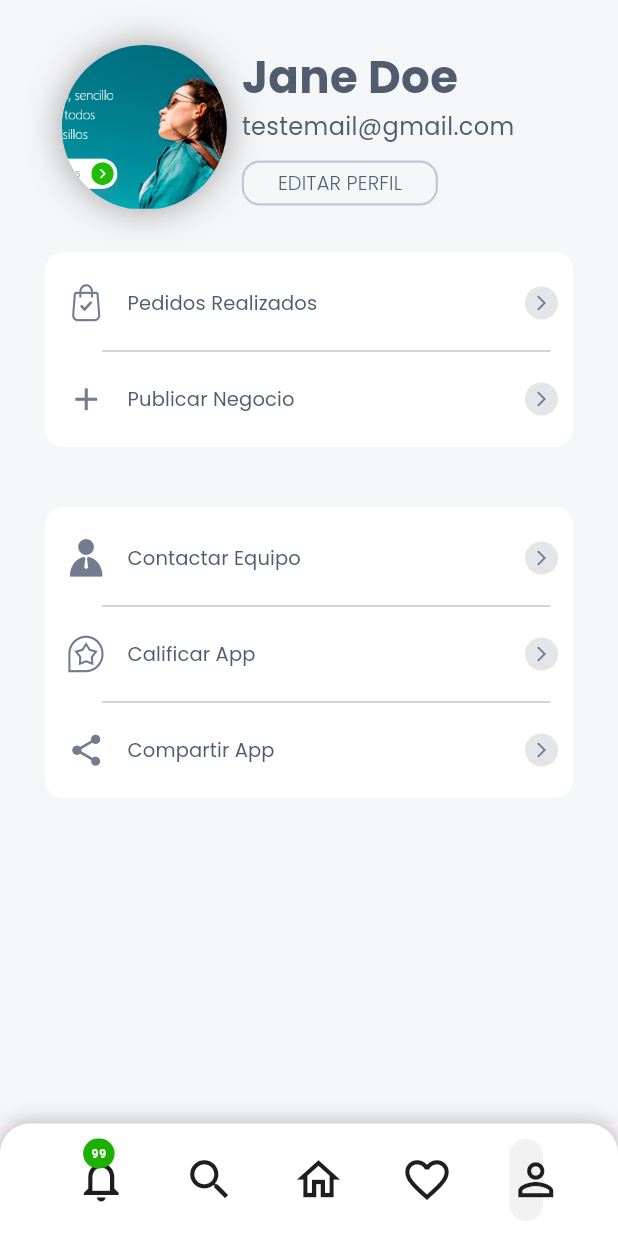
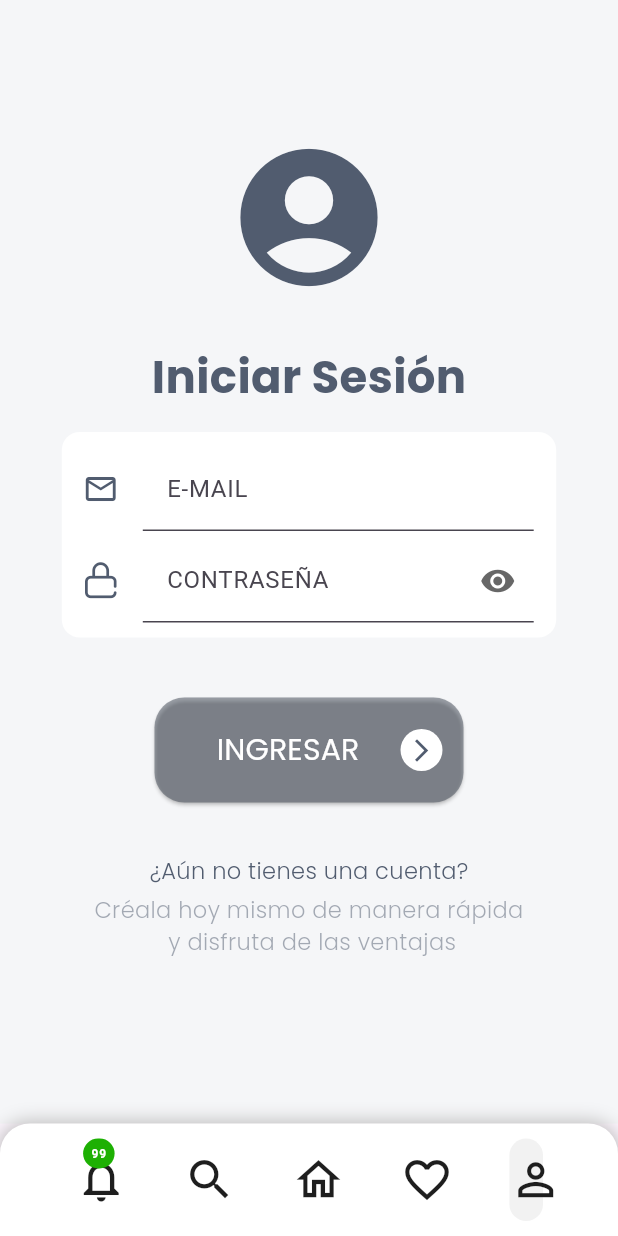
Before and after one commit to Aimas-Studio/Bisne-Flutter-app, a Flutter app: the screen it shows after launch, item 5 of the bottom bar chosen, on a phone screen of 412 x 824 dp. Run offline on Flutter 3.47's test engine with Material 3 defaults, Android fonts, the phone set to English and light mode, and no system bars; drawn by our look-alikes of reactive_forms; our stand-ins replace flutter_svg, flutter_swiper_null_safety, get, image_picker, shared_preferences; project files that could hold a hidden picture were left out.

Commit message:
feat auth pages and convert text widget methods in widgets class

```diff
--- a/lib/src/Pages/User/Widgets/input_text_widget.dart
+++ b/lib/src/Pages/User/Widgets/input_text_widget.dart
@@ -1,4 +1,6 @@
+import 'package:flutter/gestures.dart';
 import 'package:flutter/material.dart';
+import 'package:reactive_forms/reactive_forms.dart';
 
 import '../../../core/Utils/custom_icons.dart';
 import '../../../core/Utils/decorations.dart';
@@ -85,3 +87,77 @@ const TextStyle _inputStyle = TextStyle(
   fontFamily: 'Neusa',
   color: fontAppColor,
 );
+
+class WhiteLabelInputText extends StatefulWidget {
+  final String formName;
+  final String? labelText;
+  final String? hintText;
+  final String? helperText;
+  final bool enabled;
+  final bool passwordFieldShowOrHide;
+  final IconData? prefixIcon;
+  final Function(FormControl formControl)? onChange;
+  final Color fillColor;
+  final Color cursorColor;
+
+  const WhiteLabelInputText({
+    super.key,
+    required this.formName,
+    this.hintText,
+    this.labelText,
+    this.passwordFieldShowOrHide = false,
+    this.onChange,
+    this.prefixIcon,
+    this.enabled = true,
+    this.fillColor = Colors.white,
+    this.cursorColor = bisneColorPrimary,
+    this.helperText,
+  });
+
+  @override
+  State<WhiteLabelInputText> createState() => _WhiteLabelInputTextState();
+}
+
+class _WhiteLabelInputTextState extends State<WhiteLabelInputText> {
+  late bool obscureText;
+
+  @override
+  void initState() {
+    obscureText = widget.passwordFieldShowOrHide;
+    super.initState();
+  }
+
+  @override
+  Widget build(context) {
+    return ReactiveTextField(
+      onChanged: widget.onChange,
+      formControlName: widget.formName,
+      cursorColor: widget.cursorColor,
+      decoration: InputDecoration(
+        enabled: widget.enabled,
+        icon: Icon(widget.prefixIcon, color: fontAppColor),
+        labelText: widget.labelText,
+        helperText: widget.helperText,
+        hintText: widget.hintText,
+        filled: true,
+        fillColor: widget.fillColor,
+        suffixIcon: widget.passwordFieldShowOrHide
+            ? GestureDetector(
+                dragStartBehavior: DragStartBehavior.start,
+                onTap: () {
+                  setState(() {
+                    obscureText = !obscureText;
+                  });
+                },
+                child: Icon(
+                  obscureText ? Icons.visibility : Icons.visibility_off,
+                  color: const Color.fromRGBO(103, 103, 103, 1),
+                ),
+              )
+            : null,
+        border: const UnderlineInputBorder(),
+      ),
+      obscureText: obscureText,
+    );
+  }
+}
--- /dev/null
+++ b/lib/src/Pages/auth/controllers/forgot_password_controller.dart
@@ -0,0 +1,3 @@
+import 'package:get/get.dart';
+
+class ForgotPasswordController extends GetxController {}
--- /dev/null
+++ b/lib/src/Pages/auth/controllers/login_controller.dart
@@ -0,0 +1,13 @@
+import 'package:bisne/src/Pages/auth/services/auth_services.dart';
+import 'package:get/get.dart';
+
+class LoginController extends GetxController {
+  bool loading = false;
+  bool enableTextFields = true;
+
+  void submitLogin() async {
+    loading = true;
+    update(['loginPage']);
+    await login();
+  }
+}
--- /dev/null
+++ b/lib/src/Pages/auth/controllers/register_controller.dart
@@ -0,0 +1,3 @@
+import 'package:get/get.dart';
+
+class RegisterController extends GetxController {}
--- /dev/null
+++ b/lib/src/Pages/auth/login_page.dart
@@ -0,0 +1,108 @@
+import 'package:bisne/src/Pages/User/Widgets/input_text_widget.dart';
+import 'package:bisne/src/Pages/auth/widgets/custom_button_arrow_icon.dart';
+import 'package:bisne/src/core/utils/custom_icons.dart';
+import 'package:bisne/src/core/utils/decorations.dart';
+import 'package:bisne/src/core/utils/interfaces.dart';
+import 'package:bisne/src/core/utils/texts.dart';
+import 'package:flutter/material.dart';
+import 'package:get/get_state_manager/get_state_manager.dart';
+import 'package:reactive_forms/reactive_forms.dart';
+
+import 'controllers/login_controller.dart';
+
+class LoginPage extends StatelessWidget {
+  LoginPage({super.key});
+
+  final _form = FormGroup({
+    'email': FormControl<String>(
+        validators: [Validators.required, Validators.email]),
+    'password': FormControl<String>(
+        validators: [Validators.required, Validators.minLength(4)]),
+  });
+
+  @override
+  Widget build(context) {
+    return SafeArea(
+      child: Scaffold(
+        backgroundColor: backgroundAppColor,
+        body: SingleChildScrollView(
+          child: ReactiveForm(
+            formGroup: _form,
+            child: GetBuilder(
+                id: 'loginPage',
+                init: LoginController(),
+                builder: (controller) {
+                  return SizedBox(
+                    width: double.infinity,
+                    child: Column(
+                      children: [
+                        const SizedBox(height: 90),
+                        const Icon(Icons.account_circle,
+                            color: fontAppColor, size: 110),
+                        const SizedBox(height: 30),
+                        const BoldAppText(text: "Iniciar Sesión", size: 30),
+                        const SizedBox(height: 15),
+                        Container(
+                          decoration: whiteBoxDecoration,
+                          width: MediaQuery.of(context).size.width * 0.80,
+                          child: Padding(
+                            padding: const EdgeInsets.only(left: 14, right: 15),
+                            child: Column(
+                              children: [
+                                const SizedBox(height: 10),
+                                WhiteLabelInputText(
+                                  formName: 'email',
+                                  prefixIcon: Icons.email_outlined,
+                                  labelText: 'E-MAIL',
+                                  enabled: controller.enableTextFields,
+                                  cursorColor: bisneColorPrimary,
+                                ),
+                                const SizedBox(height: 5),
+                                WhiteLabelInputText(
+                                  formName: 'password',
+                                  prefixIcon: CustomIcons.password,
+                                  labelText: 'CONTRASEÑA',
+                                  passwordFieldShowOrHide: true,
+                                  enabled: controller.enableTextFields,
+                                  cursorColor: bisneColorPrimary,
+                                ),
+                                const SizedBox(height: 10),
+                              ],
+                            ),
+                          ),
+                        ),
+                        const SizedBox(height: 40),
+                        ReactiveFormConsumer(
+                            builder: (context, formGroup, child) {
+                          return CustomButtonArrowIcon(
+                            width: MediaQuery.of(context).size.width * 0.5,
+                            onPressed: () {
+                              controller.submitLogin();
+                              _form.unfocus();
+                            },
+                            enabled: formGroup.valid,
+                            color: formGroup.valid
+                                ? buttonColor
+                                : buttonColor.withOpacity(0.5),
+                            child: defaultButtonChild,
+                          );
+                        }),
+                        const SizedBox(height: 35),
+                        const LightAppText(text: "¿Aún no tienes una cuenta?"),
+                        const SizedBox(height: 5),
+                        LightAppText(
+                          text:
+                              "Créala hoy mismo de manera rápida \n y disfruta de las ventajas",
+                          color: fontAppColor.withOpacity(0.5),
+                          align: TextAlign.center,
+                        ),
+                      ],
+                    ),
+                  );
+                }),
+          ),
+        ),
+      ),
+    );
+  }
+}
--- /dev/null
+++ b/lib/src/Pages/auth/services/auth_services.dart
@@ -0,0 +1,3 @@
+Future<void> login() async {
+  Future.delayed(const Duration(seconds: 2), () {});
+}
--- /dev/null
+++ b/lib/src/Pages/auth/widgets/custom_button_arrow_icon.dart
@@ -0,0 +1,63 @@
+import 'package:bisne/src/core/utils/interfaces.dart';
+import 'package:flutter/material.dart';
+
+import '../../../core/utils/texts.dart';
+
+class CustomButtonArrowIcon extends StatelessWidget {
+  final bool enabled;
+  final Color color;
+  final VoidCallback? onPressed;
+  final double width;
+  final double height;
+  final Widget? child;
+
+  const CustomButtonArrowIcon({
+    super.key,
+    this.color = buttonColor,
+    this.onPressed,
+    this.width = double.infinity,
+    this.height = 70,
+    this.child,
+    this.enabled = false,
+  });
+
+  @override
+  Widget build(context) {
+    return SizedBox(
+      width: width,
+      height: height,
+      child: ElevatedButton(
+        onPressed: enabled ? onPressed : () {},
+        style: ButtonStyle(
+          padding: const MaterialStatePropertyAll(EdgeInsets.zero),
+          shape: MaterialStatePropertyAll(
+              RoundedRectangleBorder(borderRadius: BorderRadius.circular(20))),
+          backgroundColor: MaterialStatePropertyAll(color),
+        ),
+        child: child,
+      ),
+    );
+  }
+}
+
+final defaultButtonChild = Padding(
+  padding: const EdgeInsets.symmetric(horizontal: 14),
+  child: Row(
+    mainAxisAlignment: MainAxisAlignment.end,
+    children: [
+      const Expanded(
+        child: Align(
+          alignment: Alignment.center,
+          child:
+          RegularAppText(text: "INGRESAR", color: Colors.white, size: 20),
+        ),
+      ),
+      Container(
+        padding: const EdgeInsets.all(5),
+        decoration:
+        const BoxDecoration(shape: BoxShape.circle, color: Colors.white),
+        child: const Icon(Icons.arrow_forward_ios, color: fontAppColor),
+      ),
+    ],
+  ),
+);
--- a/lib/src/core/utils/interfaces.dart
+++ b/lib/src/core/utils/interfaces.dart
@@ -3,6 +3,7 @@ import 'package:flutter/cupertino.dart';
 //Colors
 const backgroundAppColor = Color.fromRGBO(245, 246, 248, 1);
 const borderColor = Color.fromRGBO(168, 173, 183, 1);
+const buttonColor = Color.fromRGBO(69, 77, 90, 1);
 const fontAppColor = Color.fromRGBO(81, 92, 111, 1);
 const iconAppColor = Color.fromRGBO(114, 124, 142, 1);
 const bisneColorPrimary = Color.fromRGBO(29, 176, 3, 1);
--- a/lib/src/core/utils/shared_persistent_data.dart
+++ b/lib/src/core/utils/shared_persistent_data.dart
@@ -12,6 +12,15 @@ class PersistentData {
 
   loadData() async {
     _appData = await SharedPreferences.getInstance();
+  }
+
+  //LoggedIn
+  bool get loggedIn {
+    return _appData.getBool('loggedIn') ?? false;
+  }
+
+  set loggedIn(bool value) {
+    _appData.setBool("loggedIn", value);
   }
 
   //Username
--- a/lib/src/core/utils/texts.dart
+++ b/lib/src/core/utils/texts.dart
@@ -15,6 +15,153 @@ Text boldAppText(String text, double size, {Color? color, int? maxLines}) {
     maxLines: maxLines,
     overflow: TextOverflow.ellipsis,
   );
+}
+
+class BoldAppText extends StatelessWidget {
+  final String text;
+  final double size;
+  final Color color;
+  final int? maxLines;
+
+  const BoldAppText(
+      {super.key,
+      required this.text,
+      this.size = 20,
+      this.color = fontAppColor,
+      this.maxLines});
+
+  @override
+  Widget build(context) {
+    return Text(
+      text,
+      style: TextStyle(
+        color: color,
+        fontSize: size,
+        fontFamily: 'Poppins',
+        fontWeight: FontWeight.bold,
+      ),
+      softWrap: true,
+      maxLines: maxLines,
+      overflow: TextOverflow.ellipsis,
+    );
+  }
+}
+
+class RegularAppText extends StatelessWidget {
+  final String text;
+  final double size;
+  final Color color;
+  final int? maxLines;
+
+  const RegularAppText(
+      {super.key,
+      required this.text,
+      this.size = 15,
+      this.color = fontAppColor,
+      this.maxLines});
+
+  @override
+  Widget build(context) {
+    return Text(
+      text,
+      style: TextStyle(
+        color: color ?? fontAppColor,
+        fontFamily: 'Poppins',
+        fontSize: size,
+        fontWeight: FontWeight.w400,
+      ),
+      softWrap: true,
+      maxLines: maxLines,
+      overflow: TextOverflow.ellipsis,
+    );
+  }
+}
+
+class ThinAppText extends StatelessWidget {
+  final String text;
+  final double size;
+  final Color color;
+  final int? maxLines;
+
+  const ThinAppText(
+      {super.key,
+      required this.text,
+      this.size = 15,
+      this.color = fontAppColor,
+      this.maxLines});
+
+  @override
+  Widget build(context) {
+    return Text(
+      text,
+      style: TextStyle(
+        color: color,
+        fontFamily: 'Poppins',
+        fontSize: size,
+        fontWeight: FontWeight.w200,
+      ),
+      softWrap: true,
+      maxLines: maxLines,
+      overflow: TextOverflow.ellipsis,
+    );
+  }
+}
+
+class LightAppText extends StatelessWidget {
+  final String text;
+  final double size;
+  final Color color;
+  final int? maxLines;
+  final TextAlign? align;
+
+  const LightAppText(
+      {super.key,
+      required this.text,
+      this.size = 15,
+      this.color = fontAppColor,
+      this.maxLines,
+      this.align});
+
+  @override
+  Widget build(context) {
+    return Text(
+      text,
+      textAlign: align,
+      style: TextStyle(
+        color: color,
+        fontFamily: 'Poppins',
+        fontSize: size,
+        fontWeight: FontWeight.w300,
+      ),
+      softWrap: true,
+      maxLines: maxLines,
+      overflow: TextOverflow.ellipsis,
+    );
+  }
+}
+
+class InputLightText extends StatelessWidget {
+  final String text;
+  final Color color;
+  final double size;
+  const InputLightText(
+      {super.key,
+      required this.text,
+      this.color = fontAppColor,
+      this.size = 11});
+
+  @override
+  Widget build(context) {
+    return Text(
+      text,
+      style: TextStyle(
+        fontWeight: FontWeight.w300,
+        fontFamily: 'Neusa',
+        fontSize: size,
+        color: color,
+      ),
+    );
+  }
 }
 
 Text regularAppText(String text, double size, {Color? color, int? maxLines}) {
--- a/pubspec.yaml
+++ b/pubspec.yaml
@@ -44,6 +44,7 @@ dependencies:
   flutter_swiper_view: ^1.1.8
   flutter_link_previewer: ^3.2.2
   google_maps_flutter: ^2.5.3
+  reactive_forms: ^16.1.1
   get:
 #  graphql_flutter: ^5.2.0-beta.6
 
```
Also changed, not shown: lib/main.dart (+2 -5 lines), lib/src/Pages/Base/base_page.dart (+7 -2 lines), lib/src/Pages/auth/forgot_password_page.dart (added, +85 -0 lines), lib/src/Pages/auth/register_page.dart (added, +101 -0 lines), lib/src/init_app.dart (added, +9 -0 lines), assets/Icons/user.svg (added), pubspec.lock, 1 other file.
